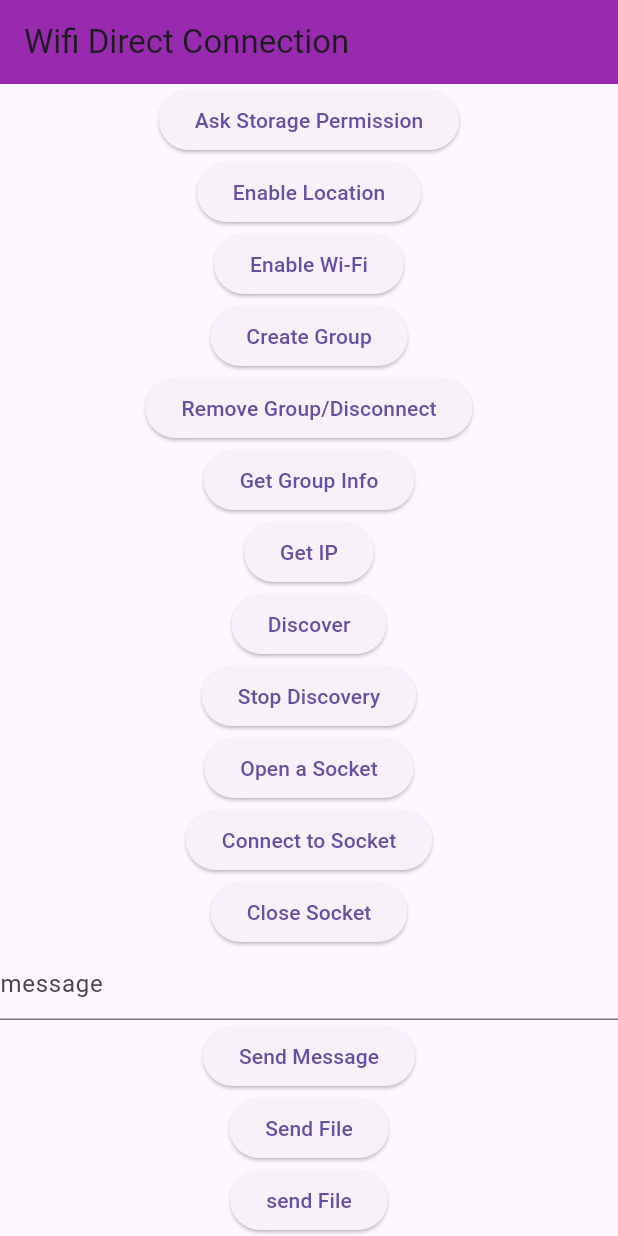
After one commit to Socrates310/test_app, a Flutter app: the WifiPage2 screen opened directly, scrolled down 300 dp, after a tap on "Ask Storage Permission", on a phone screen of 412 x 824 dp. The commit adds this screen. Run offline on Flutter 3.47's test engine with Material 3 defaults, Android fonts, the light colour scheme and no system bars; our stand-ins replace device_info_plus, shared_preferences; missing offline and left inert: filesystem_picker, flutter_p2p_connection; accounts and stored records are empty.

Commit message:
Seperating UI and logic from wifi page

```diff
--- a/lib/main.dart
+++ b/lib/main.dart
@@ -2,8 +2,10 @@ import 'package:flutter/material.dart';
 import 'package:provider/provider.dart'; // Import the provider package
 import 'package:shared_preferences/shared_preferences.dart';
 import 'package:test_app/screens/homepage.dart';
+import 'package:test_app/screens/wifi_page.dart';
 import 'screens/first_time_login.dart';
 import 'provider/theme_provider.dart';
+import 'screens/wifi_page2.dart';
 
 void main() async {
   WidgetsFlutterBinding.ensureInitialized();
@@ -47,7 +49,8 @@ class MyApp extends StatelessWidget {
       home: isFirstTime
           ? const FirstTimeLoginPage()
           //: const MyHomePage(title: 'ConnectX'),
-          : HomePage(),
+          //: HomePage(),
+          : WifiPage2(),
     );
   }
 }
--- a/lib/screens/homepage.dart
+++ b/lib/screens/homepage.dart
@@ -38,7 +38,7 @@ class _HomePageState extends State<HomePage> {
       });
     });
     // Start discovering peers when the page loads
-    _flutterP2pConnectionPlugin.discover();
+    // _flutterP2pConnectionPlugin.discover();
   }
 
   void _connectToPeer(DiscoveredPeers peer) async {
--- /dev/null
+++ b/lib/screens/wifi_page2.dart
@@ -0,0 +1,292 @@
+import 'package:flutter/material.dart';
+import 'package:filesystem_picker/filesystem_picker.dart';
+import 'package:flutter_p2p_connection/flutter_p2p_connection.dart';
+import 'dart:io';
+import '../services/wifi_p2p_manager.dart'; // Import the WifiP2PManager singleton
+
+class WifiPage2 extends StatefulWidget {
+  const WifiPage2({super.key});
+
+  @override
+  State<WifiPage2> createState() => _WifiPage2State();
+}
+
+class _WifiPage2State extends State<WifiPage2> {
+  final TextEditingController msgText = TextEditingController();
+  final WifiP2PManager _wifiP2PManager = WifiP2PManager();
+  WifiP2PInfo? wifiP2PInfo;
+  List<DiscoveredPeers> peers = [];
+  //StreamSubscription<WifiP2PInfo>? _streamWifiInfo;
+  //StreamSubscription<List<DiscoveredPeers>>? _streamPeers;
+
+  @override
+  void initState() {
+    super.initState();
+    _wifiP2PManager.initialize();
+  }
+
+  @override
+  void dispose() {
+    _wifiP2PManager.closeSocketConnection();
+    super.dispose();
+  }
+
+  void snack(String msg) async {
+    ScaffoldMessenger.of(context).showSnackBar(
+      SnackBar(
+        duration: const Duration(seconds: 2),
+        content: Text(
+          msg,
+        ),
+      ),
+    );
+  }
+
+  @override
+  Widget build(BuildContext context) {
+    return Scaffold(
+      appBar: AppBar(title: const Text('Wifi Direct Connection')),
+      body: SingleChildScrollView(
+        physics: const BouncingScrollPhysics(),
+        child: Column(
+          mainAxisAlignment: MainAxisAlignment.center,
+          crossAxisAlignment: CrossAxisAlignment.center,
+          children: [
+            Text(
+                "IP: ${wifiP2PInfo == null ? "null" : wifiP2PInfo?.groupOwnerAddress}"),
+            wifiP2PInfo != null
+                ? Text(
+                "connected: ${wifiP2PInfo?.isConnected}, isGroupOwner: ${wifiP2PInfo?.isGroupOwner}, groupFormed: ${wifiP2PInfo?.groupFormed}, groupOwnerAddress: ${wifiP2PInfo?.groupOwnerAddress}, clients: ${wifiP2PInfo?.clients}")
+                : const SizedBox.shrink(),
+            const SizedBox(height: 10),
+            const Text("PEERS:"),
+            SizedBox(
+              height: 100,
+              width: MediaQuery.of(context).size.width,
+              child: ListView.builder(
+                scrollDirection: Axis.horizontal,
+                itemCount: peers.length,
+                itemBuilder: (context, index) => Center(
+                  child: GestureDetector(
+                    onTap: () {
+                      showDialog(
+                        context: context,
+                        builder: (context) => Center(
+                          child: AlertDialog(
+                            content: SizedBox(
+                              height: 200,
+                              child: Column(
+                                mainAxisAlignment: MainAxisAlignment.center,
+                                crossAxisAlignment: CrossAxisAlignment.start,
+                                children: [
+                                  Text("name: ${peers[index].deviceName}"),
+                                  Text(
+                                      "address: ${peers[index].deviceAddress}"),
+                                  Text(
+                                      "isGroupOwner: ${peers[index].isGroupOwner}"),
+                                  Text(
+                                      "isServiceDiscoveryCapable: ${peers[index].isServiceDiscoveryCapable}"),
+                                  Text(
+                                      "primaryDeviceType: ${peers[index].primaryDeviceType}"),
+                                  Text(
+                                      "secondaryDeviceType: ${peers[index].secondaryDeviceType}"),
+                                  Text("status: ${peers[index].status}"),
+                                ],
+                              ),
+                            ),
+                            actions: [
+                              TextButton(
+                                onPressed: () async {
+                                  Navigator.of(context).pop();
+                                  bool? bo = await _wifiP2PManager
+                                      .connect(peers[index].deviceAddress);
+                                  snack("connected: $bo");
+                                },
+                                child: const Text("connect"),
+                              ),
+                            ],
+                          ),
+                        ),
+                      );
+                    },
+                    child: Container(
+                      height: 80,
+                      width: 80,
+                      decoration: BoxDecoration(
+                        color: Colors.grey,
+                        borderRadius: BorderRadius.circular(50),
+                      ),
+                      child: Center(
+                        child: Text(
+                          peers[index]
+                              .deviceName
+                              .toString()
+                              .characters
+                              .first
+                              .toUpperCase(),
+                          style: const TextStyle(
+                            color: Colors.white,
+                            fontSize: 30,
+                          ),
+                        ),
+                      ),
+                    ),
+                  ),
+                ),
+              ),
+            ),
+            ElevatedButton(
+              onPressed: () async {
+                bool? isLocationEnabled = await _wifiP2PManager.checkLocationEnabled();
+                snack(isLocationEnabled == true ? "Location is enabled" : "Location is disabled");
+              },
+              child: const Text("Check Location Enabled"),
+            ),
+            ElevatedButton(
+              onPressed: () async {
+                bool? isWifiEnabled = await _wifiP2PManager.checkWifiEnabled();
+                snack(isWifiEnabled == true ? "Wi-Fi is enabled" : "Wi-Fi is disabled");
+              },
+              child: const Text("Check Wi-Fi Enabled"),
+            ),
+            ElevatedButton(
+              onPressed: () async {
+                bool permissionGranted = await _wifiP2PManager.askLocationPermission();
+                snack(permissionGranted ? "Location permission granted" : "Location permission denied");
+              },
+              child: const Text("Ask Location Permission"),
+            ),
+            ElevatedButton(
+              onPressed: () async {
+                bool permissionGranted = await _wifiP2PManager.askStoragePermission();
+                snack(permissionGranted ? "Storage permission granted" : "Storage permission denied");
+              },
+              child: const Text("Ask Storage Permission"),
+            ),
+
+            ElevatedButton(
+              onPressed: () async {
+                bool locationEnabled = await _wifiP2PManager.enableLocationServices();
+                snack(locationEnabled ? "Location enabled" : "Failed to enable location");
+              },
+              child: const Text("Enable Location"),
+            ),
+            ElevatedButton(
+              onPressed: () async {
+                bool wifiEnabled = await _wifiP2PManager.enableWifiServices();
+                snack(wifiEnabled ? "Wi-Fi enabled" : "Failed to enable Wi-Fi");
+              },
+              child: const Text("Enable Wi-Fi"),
+            ),
+            ElevatedButton(
+              onPressed: () async {
+                bool? created = await _wifiP2PManager.createGroup();
+                snack(created != null && created ? "Group created" : "Failed to create group");
+              },
+              child: const Text("Create Group"),
+            ),
+            ElevatedButton(
+              onPressed: () async {
+                bool? removed = await _wifiP2PManager.removeGroup();
+                snack(removed != null && removed ? "Group removed/disconnected" : "Failed to remove group");
+              },
+              child: const Text("Remove Group/Disconnect"),
+            ),
+            ElevatedButton(
+              onPressed: () async {
+                var info = await _wifiP2PManager.groupInfo();
+                showDialog(
+                  context: context,
+                  builder: (context) => Center(
+                    child: Dialog(
+                      child: SizedBox(
+                        height: 200,
+                        child: Padding(
+                          padding: const EdgeInsets.symmetric(horizontal: 10),
+                          child: Column(
+                            mainAxisAlignment: MainAxisAlignment.spaceEvenly,
+                            crossAxisAlignment: CrossAxisAlignment.start,
+                            children: [
+                              Text("groupNetworkName: ${info?.groupNetworkName}"),
+                              Text("passPhrase: ${info?.passPhrase}"),
+                              Text("isGroupOwner: ${info?.isGroupOwner}"),
+                              Text("clients: ${info?.clients}"),
+                            ],
+                          ),
+                        ),
+                      ),
+                    ),
+                  ),
+                );
+              },
+              child: const Text("Get Group Info"),
+            ),
+            ElevatedButton(
+              onPressed: () async {
+                String? ip = await _wifiP2PManager.getIPAddress();
+                snack(ip != null ? 'IP: $ip' : 'Failed to get IP');
+              },
+              child: const Text("Get IP"),
+            ),
+            ElevatedButton(
+              onPressed: () async {
+                bool? discovering = await _wifiP2PManager.discover();
+                snack(discovering != null && discovering ? 'Discovery started' : 'Discovery failed');
+              },
+              child: const Text("Discover"),
+            ),
+            ElevatedButton(
+              onPressed: () async {
+                bool? stopped = await _wifiP2PManager.stopDiscovery();
+                snack(stopped != null && stopped ? 'Stopped discovery' : 'Failed to stop discovery');
+              },
+              child: const Text("Stop Discovery"),
+            ),
+            ElevatedButton(
+              onPressed: () async {
+                await _wifiP2PManager.startSocket();
+              },
+              child: const Text("Open a Socket"),
+            ),
+            ElevatedButton(
+              onPressed: () async {
+                await _wifiP2PManager.connectToSocket();
+              },
+              child: const Text("Connect to Socket"),
+            ),
+            ElevatedButton(
+              onPressed: () async {
+                await _wifiP2PManager.closeSocketConnection();
+              },
+              child: const Text("Close Socket"),
+            ),
+            TextField(
+              controller: msgText,
+              decoration: const InputDecoration(
+                hintText: "message",
+              ),
+            ),
+            ElevatedButton(
+              onPressed: () async {
+                await _wifiP2PManager.sendMessage(msgText.text);
+              },
+              child: const Text("Send Message"),
+            ),
+            ElevatedButton(
+              onPressed: () async {
+                await _wifiP2PManager.sendFile(true,context);
+              },
+              child: const Text("Send File"),
+            ),
+            ElevatedButton(
+              onPressed: () async {
+                await _wifiP2PManager.sendFile(false,context);
+              },
+              child: const Text("send File"),
+            ),
+          ],
+        ),
+      ),
+    );
+  }
+}
--- /dev/null
+++ b/lib/services/wifi_p2p_manager.dart
@@ -0,0 +1,162 @@
+import 'dart:async';
+import 'dart:io';
+import 'package:flutter/material.dart';
+import 'package:filesystem_picker/filesystem_picker.dart';
+import 'package:flutter_p2p_connection/flutter_p2p_connection.dart';
+import 'package:flutter_p2p_connection/flutter_p2p_connection_platform_interface.dart';
+
+class WifiP2PManager {
+  // Singleton instance
+  static final WifiP2PManager _instance = WifiP2PManager._internal();
+
+  // Get the singleton instance
+  factory WifiP2PManager() {
+    return _instance;
+  }
+
+  WifiP2PManager._internal();
+
+  final _flutterP2pConnectionPlugin = FlutterP2pConnection();
+  WifiP2PInfo? wifiP2PInfo;
+
+
+  List<DiscoveredPeers> peers = [];
+  StreamSubscription<WifiP2PInfo>? _streamWifiInfo;
+  StreamSubscription<List<DiscoveredPeers>>? _streamPeers;
+
+  // Initialize the Wi-Fi P2P manager
+  Future<void> initialize() async {
+    await _flutterP2pConnectionPlugin.initialize();
+    await _flutterP2pConnectionPlugin.register();
+    _streamWifiInfo = _flutterP2pConnectionPlugin.streamWifiP2PInfo().listen((event) {
+      wifiP2PInfo = event;
+    });
+    _streamPeers = _flutterP2pConnectionPlugin.streamPeers().listen((event) {
+      peers = event;
+    });
+  }
+
+  // Start a socket connection
+  Future<void> startSocket() async {
+    if (wifiP2PInfo != null) {
+      bool started = await _flutterP2pConnectionPlugin.startSocket(
+        groupOwnerAddress: wifiP2PInfo!.groupOwnerAddress,
+        downloadPath: "/storage/emulated/0/Download/",
+        maxConcurrentDownloads: 2,
+        deleteOnError: true,
+        onConnect: (name, address) {
+          print("$name connected to socket with address: $address");
+        },
+        transferUpdate: (transfer) {
+          if (transfer.completed) {
+            print(
+                "${transfer.failed ? "failed to ${transfer.receiving ? "receive" : "send"}" : transfer.receiving ? "received" : "sent"}: ${transfer.filename}");
+          }
+          print(
+              "ID: ${transfer.id}, FILENAME: ${transfer.filename}, PATH: ${transfer.path}, COUNT: ${transfer.count}, TOTAL: ${transfer.total}, COMPLETED: ${transfer.completed}, FAILED: ${transfer.failed}, RECEIVING: ${transfer.receiving}");
+        },
+        receiveString: (req) async {
+          print(req);
+        },
+      );
+      print("Socket started: $started");
+    }
+  }
+
+  // Connect to a socket
+  Future<void> connectToSocket() async {
+    if (wifiP2PInfo != null) {
+      await _flutterP2pConnectionPlugin.connectToSocket(
+        groupOwnerAddress: wifiP2PInfo!.groupOwnerAddress,
+        downloadPath: "/storage/emulated/0/Download/",
+        maxConcurrentDownloads: 3,
+        deleteOnError: true,
+        onConnect: (address) {
+          print("Connected to socket: $address");
+        },
+        transferUpdate: (transfer) {
+          if (transfer.completed) {
+            print(
+                "${transfer.failed ? "failed to ${transfer.receiving ? "receive" : "send"}" : transfer.receiving ? "received" : "sent"}: ${transfer.filename}");
+          }
+        },
+        receiveString: (req) async {
+          print(req);
+        },
+      );
+    }
+  }
+
+  // Close the socket connection
+  Future<void> closeSocketConnection() async {
+    bool closed = _flutterP2pConnectionPlugin.closeSocket();
+    print("Socket closed: $closed");
+  }
+
+  // Send a message
+  Future<void> sendMessage(String message) async {
+    _flutterP2pConnectionPlugin.sendStringToSocket(message);
+  }
+
+  // Send a file
+  Future<void> sendFile(bool phone, BuildContext context) async {
+    String? filePath = await FilesystemPicker.open(
+      context: context,  // Pass the BuildContext here
+      rootDirectory: Directory(phone ? "/storage/emulated/0/" : "/storage/"),
+      fsType: FilesystemType.file,
+      fileTileSelectMode: FileTileSelectMode.wholeTile,
+      showGoUp: true,
+      folderIconColor: Colors.blue,
+    );
+    if (filePath == null) return;
+    List<TransferUpdate>? updates =
+    await _flutterP2pConnectionPlugin.sendFiletoSocket([filePath]);
+    print(updates);
+  }
+
+
+  // Show a snack bar message
+  void snack(BuildContext context, String msg) {
+    ScaffoldMessenger.of(context).showSnackBar(
+      SnackBar(
+        duration: const Duration(seconds: 2),
+        content: Text(msg),
+      ),
+    );
+  }
+
+  void register() => _flutterP2pConnectionPlugin.register();
+
+  void unregister() => _flutterP2pConnectionPlugin.unregister();
+
+  Future<bool?> createGroup() => _flutterP2pConnectionPlugin.createGroup();
+
+  Future<bool?> removeGroup() => _flutterP2pConnectionPlugin.removeGroup();
+
+  Future<String?> getIPAddress() => _flutterP2pConnectionPlugin.getIPAddress();
+
+  Future<bool?> discover() => _flutterP2pConnectionPlugin.discover();
+
+  Future<bool?> stopDiscovery() => _flutterP2pConnectionPlugin.stopDiscovery();
+
+  Future<WifiP2PGroupInfo?> groupInfo() => _flutterP2pConnectionPlugin.groupInfo();
+
+  Stream<List<DiscoveredPeers>> get peersStream => _flutterP2pConnectionPlugin.streamPeers();
+
+  Stream<WifiP2PInfo> get wifiInfoStream => _flutterP2pConnectionPlugin.streamWifiP2PInfo();
+
+  Future<bool?> checkWifiEnabled() => _flutterP2pConnectionPlugin.checkWifiEnabled();
+
+  Future<bool?> checkLocationEnabled() => _flutterP2pConnectionPlugin.checkLocationEnabled();
+
+  Future<bool> askLocationPermission() => _flutterP2pConnectionPlugin.askLocationPermission();
+
+  Future<bool> askStoragePermission() async => await _flutterP2pConnectionPlugin.askStoragePermission();
+
+  Future<bool> enableLocationServices() async => await _flutterP2pConnectionPlugin.enableLocationServices();
+
+  Future<bool> enableWifiServices() async => await _flutterP2pConnectionPlugin.enableWifiServices();
+
+  Future<bool> connect(String address) async => await FlutterP2pConnectionPlatform.instance.connect(address) == true;
+
+}
--- a/pubspec.yaml
+++ b/pubspec.yaml
@@ -2,7 +2,7 @@ name: test_app
 description: "A new Flutter project."
 publish_to: 'none'
 
-version: 0.20.2+49
+version: 0.21.0+50
 
 environment:
   sdk: ^3.6.0
```
Also changed, not shown: 1 other file.
